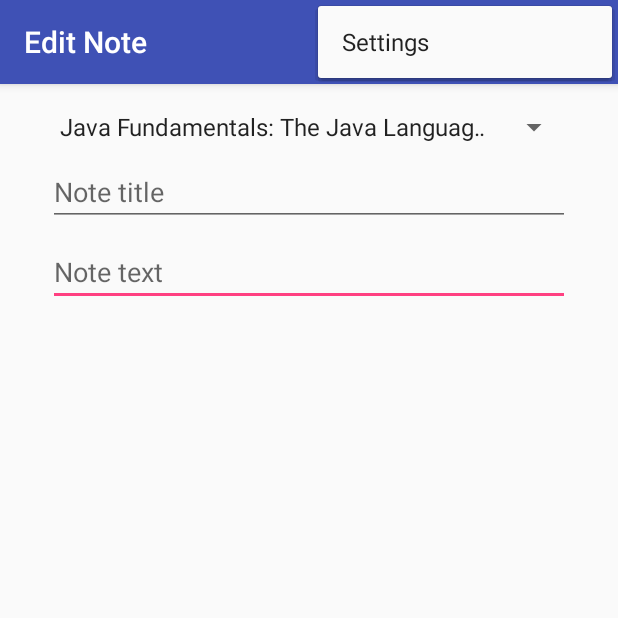
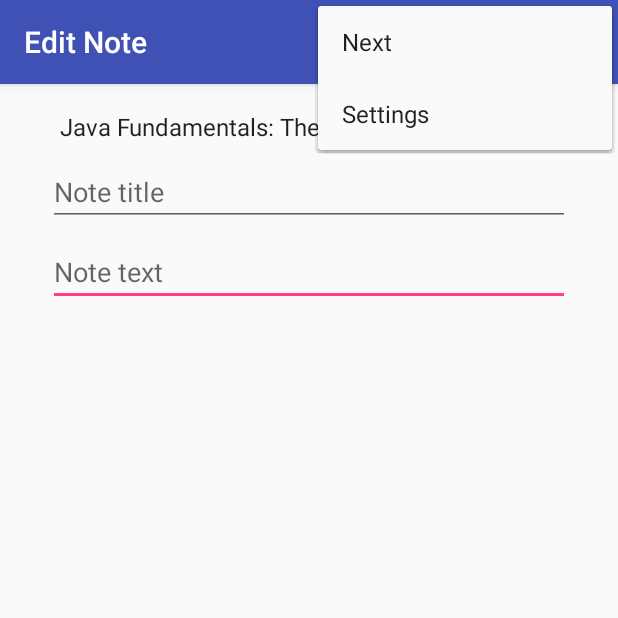
Before and after one commit to DennisDaddy/NoteKeeper, an Android app: the MainActivity screen opened directly, with no data from a screen before it, with the options menu open, on a phone screen of 412 x 824 dp, the top half of it. Run offline under Robolectric (Android 15) with nearby library versions, the phone set to English and light mode, and no system bars.

Commit message:
Add menu item

```diff
--- a/app/src/main/res/menu/menu_main.xml
+++ b/app/src/main/res/menu/menu_main.xml
@@ -3,8 +3,12 @@
     xmlns:tools="http://schemas.android.com/tools"
     tools:context="com.dennis.notekeeper.MainActivity">
     <item
+        android:id="@+id/action_next"
+        android:orderInCategory="100"
+        android:title="Next" />
+    <item
         android:id="@+id/action_settings"
-        android:orderInCategory="100"
+        android:orderInCategory="101"
         android:title="@string/action_settings"
         app:showAsAction="never" />
 </menu>
```
